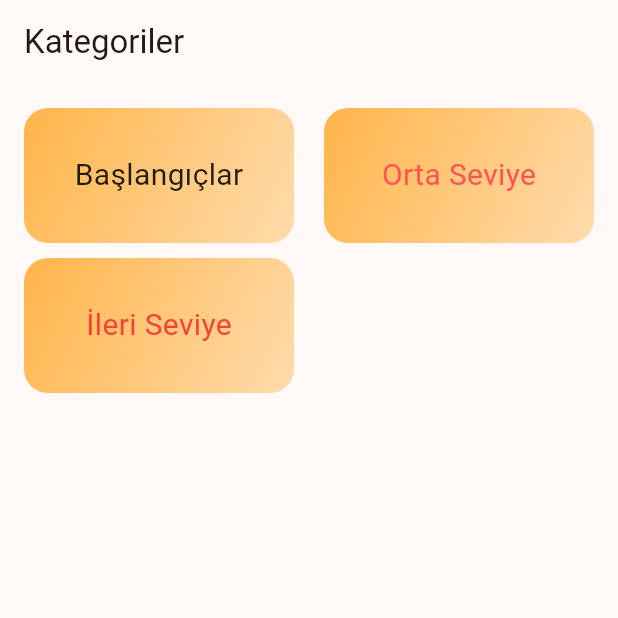
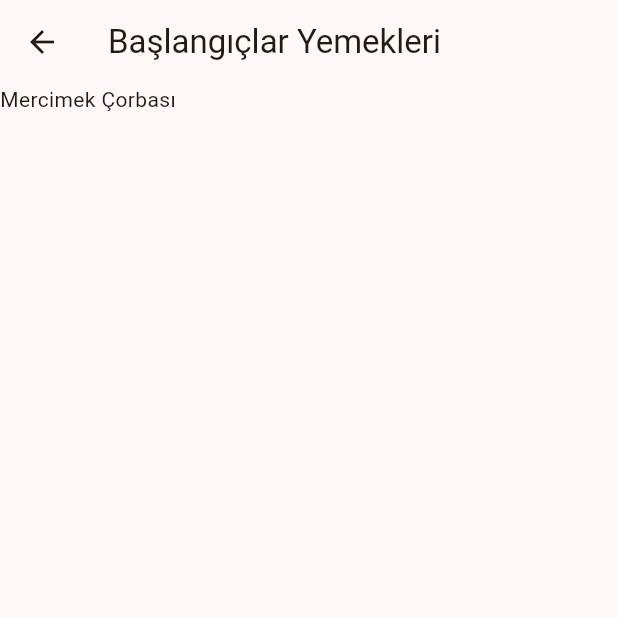
Before and after one commit to varolfurkan/mealsapp, a Flutter app: the screen it shows after launch, after a tap on "Başlangıçlar", on a phone screen of 412 x 824 dp, the top half of it. Run offline on Flutter 3.47's test engine with Material 3 defaults, Android fonts, the phone set to English and light mode, and no system bars.

Commit message:
pagerouter created to the details screen

```diff
--- a/lib/data/category_data.dart
+++ b/lib/data/category_data.dart
@@ -3,7 +3,8 @@ import 'package:mealsapp/models/category.dart';
 
 
 const categories = [
-  Category(id: "1", name: "Başlangıçlar", color: Colors.black87),
-  Category(id: "2", name: "Orta Seviye", color: Colors.redAccent),
-  Category(id: "3", name: "İleri Seviye", color: Colors.red),
+  Category(id: "1", name: "Başlangıçlar", color: Colors.purple),
+  Category(id: "2", name: "Ara Sıcaklar", color: Colors.redAccent),
+  Category(id: "3", name: "Ana Yemekler", color: Colors.red),
+  Category(id: "4", name: "Tatlılar", color: Colors.lime),
 ];
--- /dev/null
+++ b/lib/data/meal_data.dart
@@ -0,0 +1,11 @@
+import 'package:mealsapp/models/meal.dart';
+
+const meals =  [
+  Meal(
+      id: "1",
+      categoryId: "1",
+      name: "Mercimek Çorbası",
+      imageUrl: "https://picsum.photos/id/237/200/300",
+      ingredients: ["Mercimek", "Tuz"],
+      rating: 4.5)
+];
--- /dev/null
+++ b/lib/models/meal.dart
@@ -0,0 +1,18 @@
+class Meal{
+  final String id;
+  final String categoryId;
+  final String name;
+  final String imageUrl;
+  final List<String> ingredients;
+  final double rating;
+
+  const Meal(
+      {
+        required this.id,
+        required this.categoryId,
+        required this.name,
+        required this.imageUrl,
+        required this.ingredients,
+        required this.rating
+      });
+}
--- a/lib/screens/categories.dart
+++ b/lib/screens/categories.dart
@@ -20,7 +20,7 @@ class Categories extends StatelessWidget {
             crossAxisSpacing: 20,
             mainAxisSpacing: 10,
             childAspectRatio: 4/2),
-        children: categories.map((category) => CategoryCard(category: category, onTap: (category) {},)).toList(),
+        children: categories.map((category) => CategoryCard(category: category, onTap: (onTap) {})).toList(),
       ),
     );
   }
--- /dev/null
+++ b/lib/screens/category_details.dart
@@ -0,0 +1,31 @@
+import 'package:flutter/material.dart';
+import 'package:mealsapp/data/meal_data.dart';
+import 'package:mealsapp/models/category.dart';
+import 'package:mealsapp/models/meal.dart';
+
+class CategoryDetailScreen extends StatelessWidget {
+  final Category category;
+
+  const CategoryDetailScreen({Key? key, required this.category}) : super(key: key);
+
+  @override
+  Widget build(BuildContext context) {
+    List<Meal> mealList =
+    meals.where((element) => element.categoryId == category.id).toList();
+
+    Widget widget = ListView.builder(
+      itemBuilder: (context, index) => Text(mealList[index].name),
+      itemCount: mealList.length,);
+
+    if (mealList.isEmpty) {
+      widget= const Center(child: Text("Bu kategoride hiçbir yemek bulunamadı."),);
+    }
+
+    return Scaffold(
+      appBar: AppBar(
+        title: Text("${category.name} Yemekleri"),
+      ),
+      body: widget,
+    );
+  }
+}
--- a/lib/widgets/category_card.dart
+++ b/lib/widgets/category_card.dart
@@ -1,5 +1,6 @@
 import 'package:flutter/material.dart';
 import 'package:mealsapp/models/category.dart';
+import 'package:mealsapp/screens/category_details.dart';
 
 class CategoryCard extends StatelessWidget {
   final Category category;
@@ -13,14 +14,17 @@ class CategoryCard extends StatelessWidget {
   Widget build(BuildContext context) {
     return InkWell(
       onTap: () {
-        onTap(category);
-        print("${category.name} Tıklandı");
+        Navigator.of(context).push(
+          MaterialPageRoute(
+            builder: (context) => CategoryDetailScreen(category: category),
+          ),
+        );
       },
       child: Container(
         decoration: BoxDecoration(
           gradient: LinearGradient(colors: [
-            Colors.orange.withOpacity(0.7),
-            Colors.orange.withOpacity(0.3),
+            category.color.withOpacity(0.5),
+            category.color.withOpacity(0.9),
           ], begin: Alignment.topLeft, end: Alignment.bottomRight),
           borderRadius: BorderRadius.circular(16),
         ),
@@ -28,9 +32,8 @@ class CategoryCard extends StatelessWidget {
         child: Center(
           child: Text(
             category.name,
-            style: TextStyle(
+            style: const TextStyle(
                 fontSize: 20,
-              color: category.color,
             ),
           ),
         ),
```
